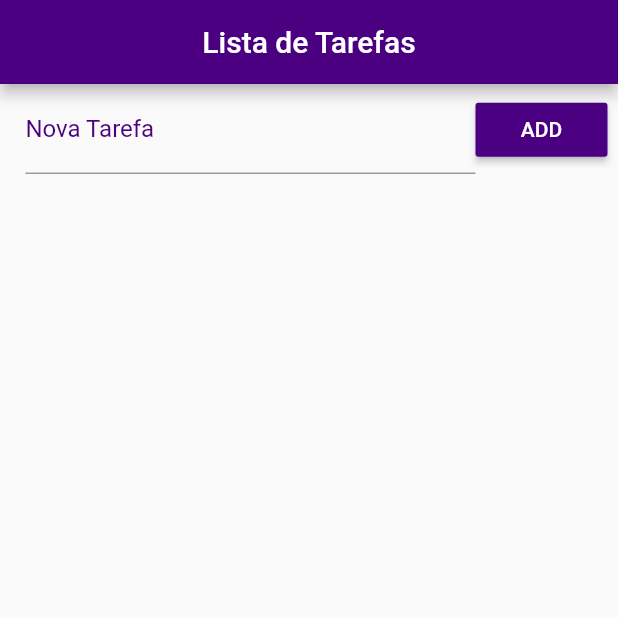
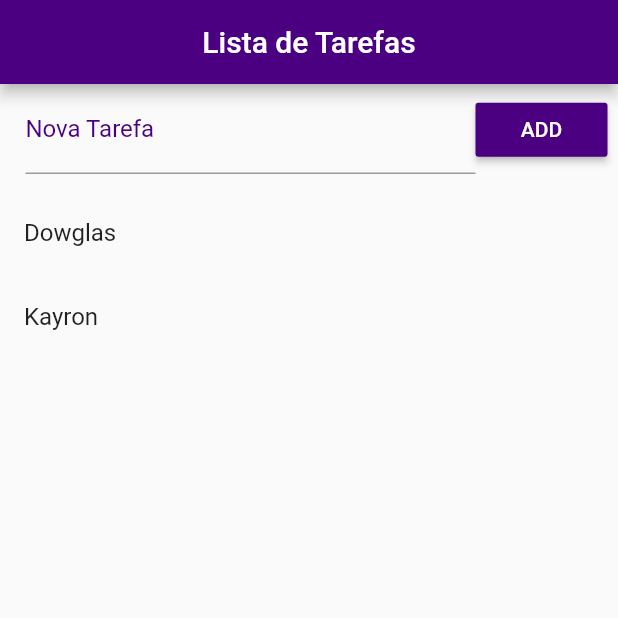
Before and after one commit to dowglasmaia/flutter-app-lista-de-tarefas, a Flutter app: the screen it shows after launch, on a phone screen of 412 x 824 dp, the top half of it. Run offline on Flutter 3.47's test engine with Material 2 defaults, Android fonts, the phone set to English and light mode, and no system bars.

Commit message:
Impl Widget List

```diff
--- a/lib/main.dart
+++ b/lib/main.dart
@@ -16,7 +16,9 @@ class Home extends StatefulWidget {
 }
 
 class _HomeState extends State<Home> {
-  List _toDoList = [];
+  List _toDoList = [
+    "Dowglas", "Kayron"
+  ];
 
   Future<File> _getFile() async {
     final pathDirectory = await getApplicationDocumentsDirectory();
@@ -56,22 +58,32 @@ class _HomeState extends State<Home> {
               children: <Widget>[
                 Expanded(
                   child: TextField(
-                        decoration: InputDecoration(
+                    decoration: InputDecoration(
                         labelText: "Nova Tarefa",
                         labelStyle: TextStyle(color: color)),
                   ),
-
                 ),
                 RaisedButton(
                   color: color,
                   child: Text("ADD"),
                   textColor: Colors.white,
                   onPressed: () {},
-
                 )
               ],
             ),
-          )
+          ),
+
+          //Lista
+          Expanded(
+            child: ListView.builder(
+                padding: EdgeInsets.fromLTRB(0.0, 10.0, 0.0, 0.0),
+                itemCount: _toDoList.length,
+                itemBuilder: (context, index) {
+                  return ListTile(
+                    title: Text(_toDoList[index]),
+                  );
+                }),
+          ),
         ],
       ),
     );
```
